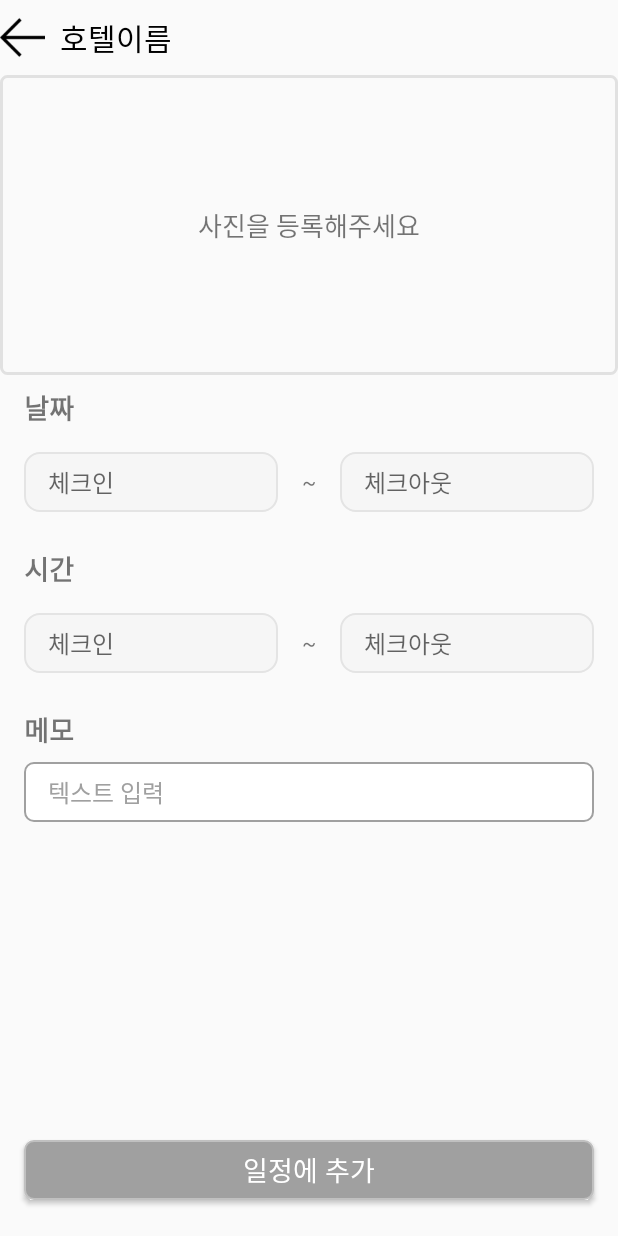
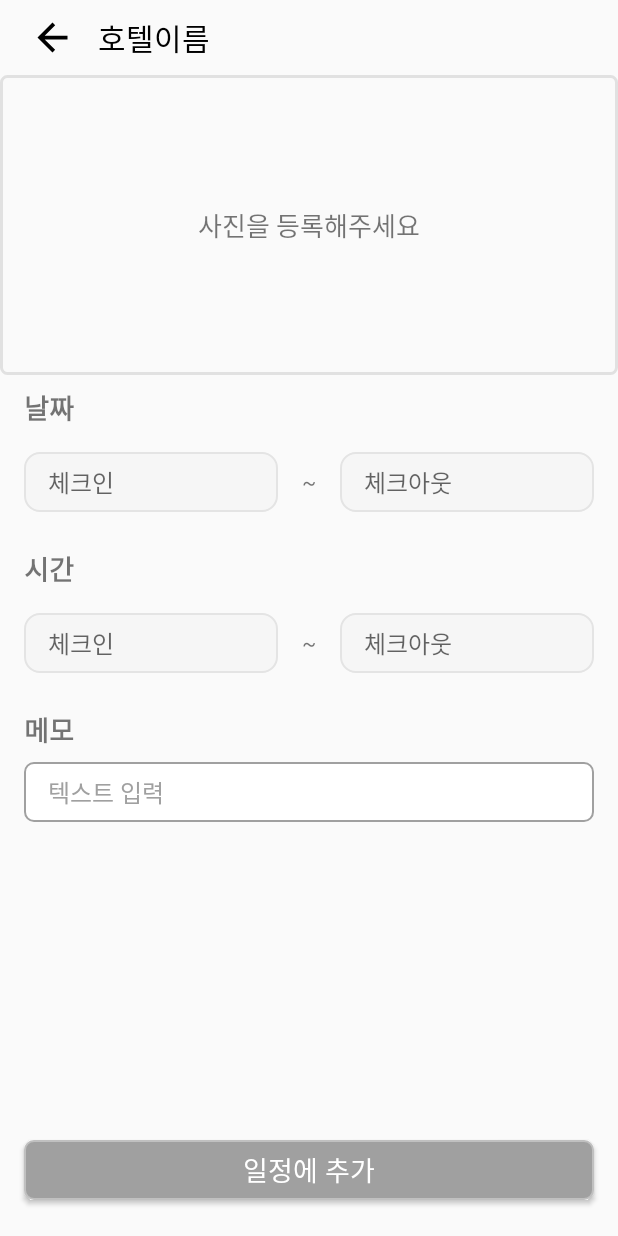
Before and after one commit to agopwns/NOVATEST, an Android app: the ScheduleAddHotelActivity screen opened directly, with no data from a screen before it, on a phone screen of 412 x 824 dp. Run offline under Robolectric (Android 15) with nearby library versions, the phone set to English and light mode, and no system bars.

Commit message:
호텔 ui 수정

```diff
--- /dev/null
+++ b/app/src/main/res/drawable/ic_arrow_back_black_24dp.xml
@@ -0,0 +1,9 @@
+<vector xmlns:android="http://schemas.android.com/apk/res/android"
+        android:width="24dp"
+        android:height="24dp"
+        android:viewportWidth="24.0"
+        android:viewportHeight="24.0">
+    <path
+        android:fillColor="#FF000000"
+        android:pathData="M20,11H7.83l5.59,-5.59L12,4l-8,8 8,8 1.41,-1.41L7.83,13H20v-2z"/>
+</vector>
--- a/app/src/main/res/layout/activity_schedule_add_hotel.xml
+++ b/app/src/main/res/layout/activity_schedule_add_hotel.xml
@@ -15,12 +15,14 @@
         <ImageView
             android:layout_width="30dp"
             android:layout_height="30dp"
-            android:src="@drawable/left_arrow"
+            android:layout_marginLeft="20dp"
+            android:src="@drawable/ic_arrow_back_black_24dp"
             android:layout_marginRight="10dp"
             />
         <TextView
             android:layout_width="wrap_content"
             android:layout_height="wrap_content"
+            android:layout_marginLeft="5dp"
             android:text="호텔이름"
             android:textSize="20dp"
             android:layout_gravity="center_vertical"
```
